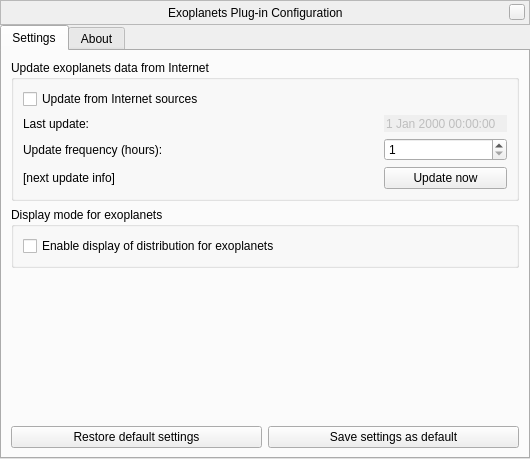
Qt form plugins/Exoplanets/src/gui/exoplanetsDialog.ui (519984307/stellarium_src) before a commit.
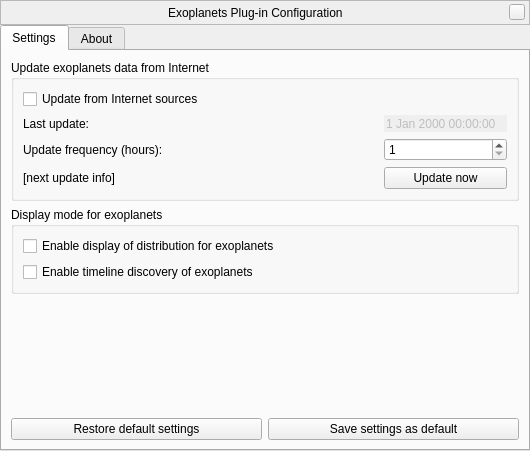
The same form after that commit. Custom widgets are drawn as their Qt base class.

Commit message: enable timeline mode for exoplanets

What changed in the file:
```diff
--- a/plugins/Exoplanets/src/gui/exoplanetsDialog.ui
+++ b/plugins/Exoplanets/src/gui/exoplanetsDialog.ui
@@ -7,7 +7,7 @@
     <x>0</x>
     <y>0</y>
     <width>528</width>
-    <height>459</height>
+    <height>451</height>
    </rect>
   </property>
   <property name="windowTitle">
@@ -242,6 +242,16 @@
             </property>
            </widget>
           </item>
+          <item>
+           <widget class="QCheckBox" name="timelineModeCheckBox">
+            <property name="toolTip">
+             <string>Display exoplanets since their discovery</string>
+            </property>
+            <property name="text">
+             <string>Enable timeline discovery of exoplanets</string>
+            </property>
+           </widget>
+          </item>
          </layout>
         </widget>
        </item>
```
The commit also changes 6 other files.
